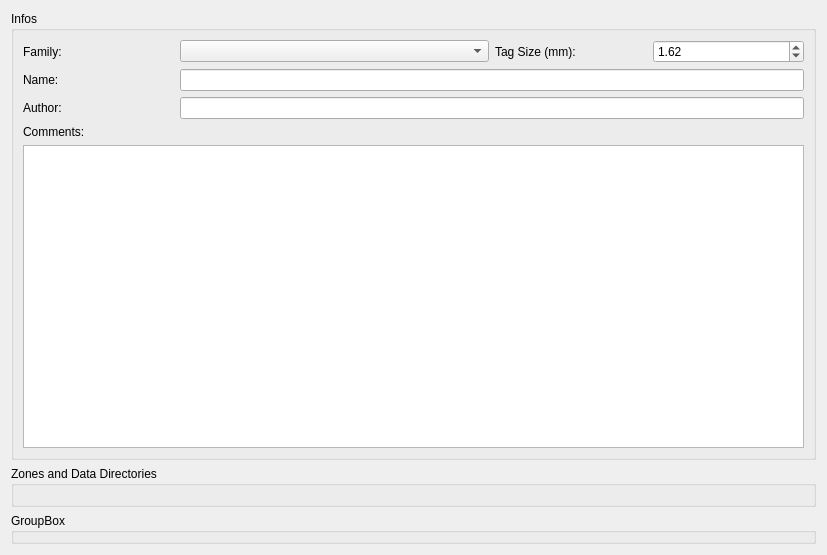
Above: src/fort-studio/ExperimentEditorWidget.ui from formicidae-tracker/studio before the change. Below: the same form after it.
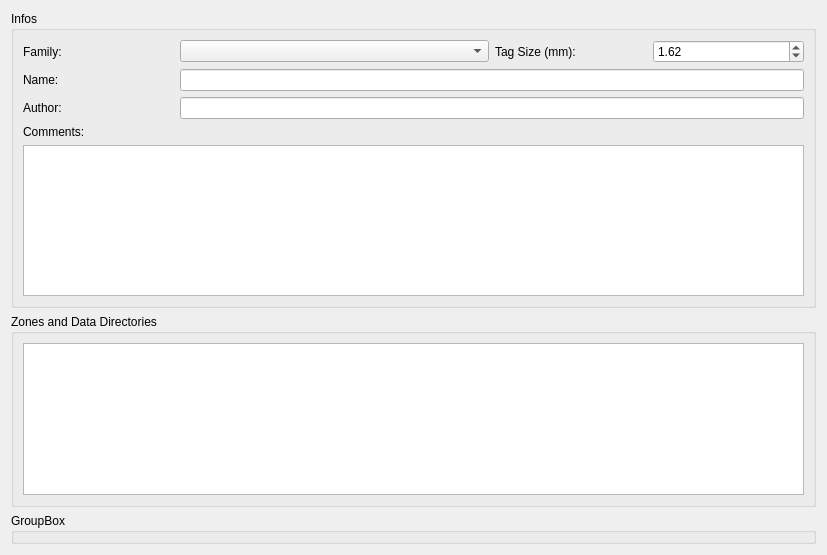
That is the form after the change.

Commit message: Adds a tree view for zones

Diff of the .ui file:
```diff
--- a/src/fort-studio/ExperimentEditorWidget.ui
+++ b/src/fort-studio/ExperimentEditorWidget.ui
@@ -103,7 +103,24 @@
      <property name="title">
       <string>Zones and Data Directories</string>
      </property>
-     <layout class="QGridLayout" name="gridLayout_2"/>
+     <layout class="QGridLayout" name="gridLayout_2">
+      <item row="0" column="0">
+       <widget class="QTreeView" name="zoneView">
+        <property name="alternatingRowColors">
+         <bool>true</bool>
+        </property>
+        <property name="autoExpandDelay">
+         <number>-1</number>
+        </property>
+        <property name="itemsExpandable">
+         <bool>true</bool>
+        </property>
+        <attribute name="headerStretchLastSection">
+         <bool>true</bool>
+        </attribute>
+       </widget>
+      </item>
+     </layout>
     </widget>
    </item>
    <item>
```
The commit also changes 8 other files.
